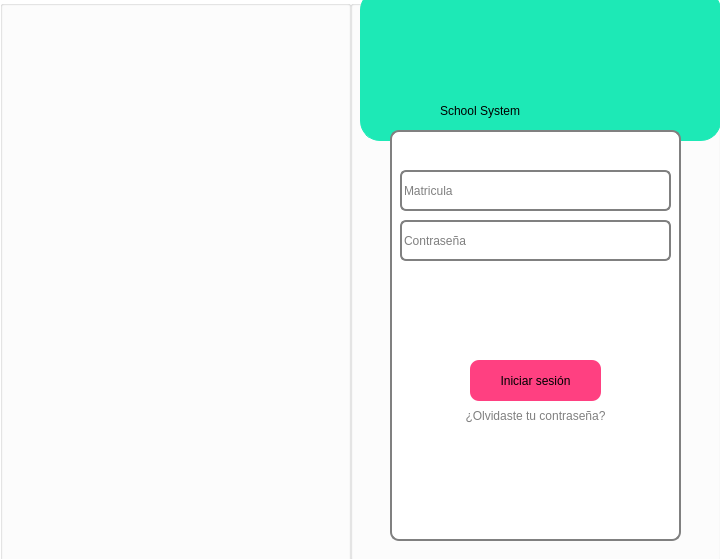
Qt form SCS/inicio.ui (sagarme17/SCS) before a commit.
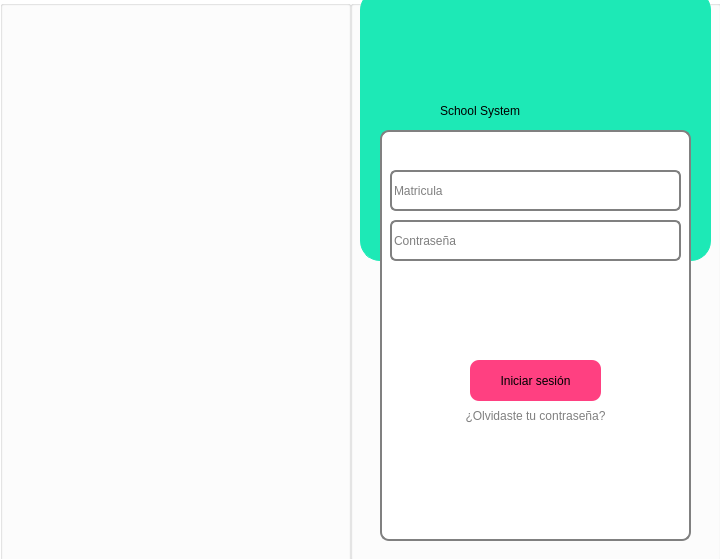
The same form after that commit. Icons and pictures are not drawn.

What changed in the file:
```diff
--- a/SCS/inicio.ui
+++ b/SCS/inicio.ui
@@ -34,9 +34,9 @@
    <widget class="QGroupBox" name="groupBox_4">
     <property name="geometry">
      <rect>
-      <x>40</x>
+      <x>30</x>
       <y>130</y>
-      <width>291</width>
+      <width>311</width>
       <height>411</height>
      </rect>
     </property>
@@ -54,7 +54,7 @@
       <rect>
        <x>10</x>
        <y>90</y>
-       <width>271</width>
+       <width>291</width>
        <height>41</height>
       </rect>
      </property>
@@ -81,7 +81,7 @@
       <rect>
        <x>10</x>
        <y>40</y>
-       <width>271</width>
+       <width>291</width>
        <height>41</height>
       </rect>
      </property>
@@ -103,7 +103,7 @@
     <widget class="QPushButton" name="Inicio_sesion">
      <property name="geometry">
       <rect>
-       <x>80</x>
+       <x>90</x>
        <y>230</y>
        <width>131</width>
        <height>41</height>
@@ -132,7 +132,7 @@
     <widget class="QPushButton" name="Olvidaste_Contrasena">
      <property name="geometry">
       <rect>
-       <x>60</x>
+       <x>70</x>
        <y>270</y>
        <width>171</width>
        <height>31</height>
@@ -154,7 +154,7 @@
     <widget class="QLabel" name="label_4">
      <property name="geometry">
       <rect>
-       <x>120</x>
+       <x>130</x>
        <y>160</y>
        <width>51</width>
        <height>61</height>
@@ -197,7 +197,7 @@
    <widget class="QLabel" name="label_3">
     <property name="geometry">
      <rect>
-      <x>140</x>
+      <x>150</x>
       <y>10</y>
       <width>81</width>
       <height>81</height>
@@ -221,8 +221,8 @@
      <rect>
       <x>10</x>
       <y>-10</y>
-      <width>361</width>
-      <height>151</height>
+      <width>351</width>
+      <height>271</height>
      </rect>
     </property>
     <property name="styleSheet">
```
